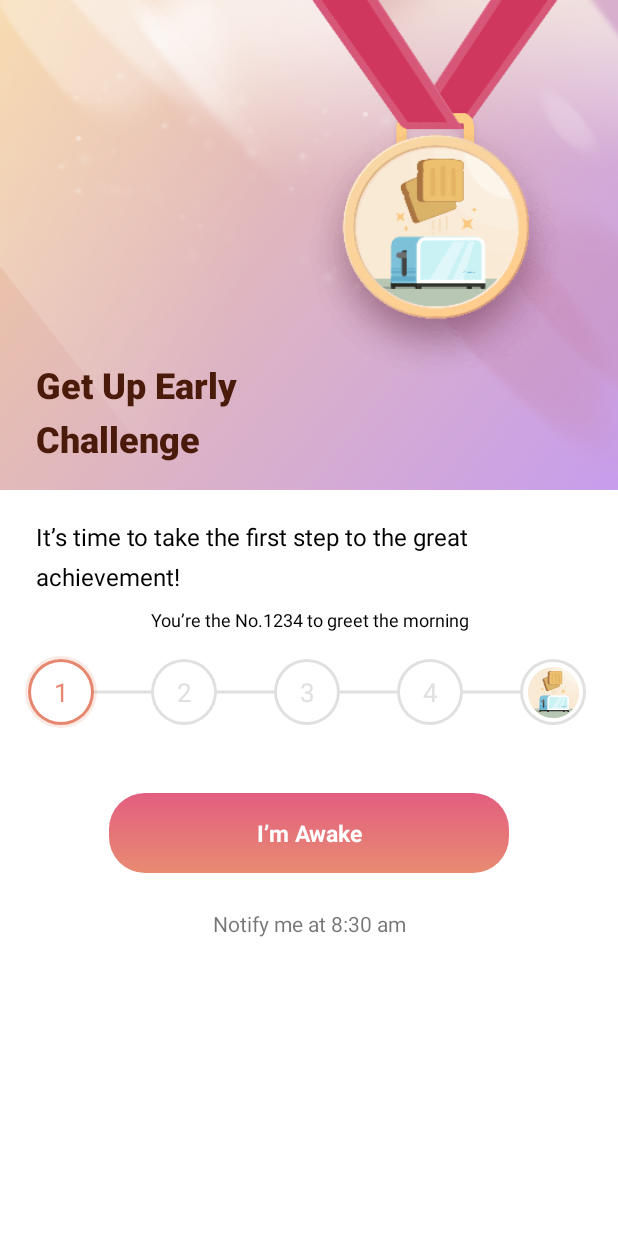
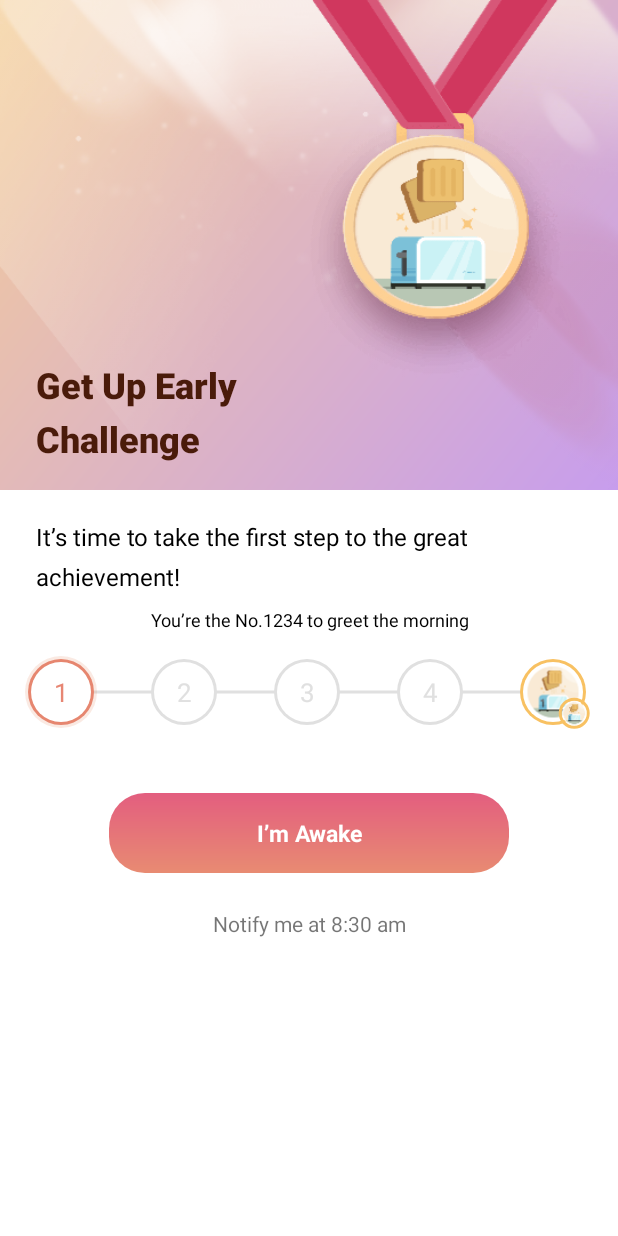
Before and after one commit to chenyi2013/clockin, an Android app: the ClockInDetailActivity screen opened directly, with no data from a screen before it, on a phone screen of 412 x 824 dp. Run offline under Robolectric (Android 15) with nearby library versions, the phone set to English and light mode, and no system bars.

Commit message:
完善ClockInView

```diff
--- a/app/src/main/java/step/tracker/stepcounter/walking/clockin/ClockInDialog.kt
+++ b/app/src/main/java/step/tracker/stepcounter/walking/clockin/ClockInDialog.kt
@@ -13,7 +13,7 @@ class ClockInDialog : Dialog {
 
     constructor(context: Context?, themeResId: Int) : super(context, themeResId) {
         setContentView(R.layout.dialog_clock_in)
-        clock_in_view.setClockInCompletedCount(4)
+        clock_in_view.setClockInCompletedCount(2)
 
     }
 
--- a/app/src/main/java/step/tracker/stepcounter/walking/clockin/ClockInView.kt
+++ b/app/src/main/java/step/tracker/stepcounter/walking/clockin/ClockInView.kt
@@ -19,7 +19,8 @@ class ClockInView : View {
     private val textPaint: Paint = Paint()
     private val linePaint: Paint = Paint()
 
-    private var bitmap: Bitmap? = null
+    private var achievementBitmap: Bitmap? = null
+    private var achievementSmallBitmap: Bitmap? = null
     private var animation: ValueAnimator? = null
 
     private var selectRadius: Float = 0f
@@ -27,11 +28,16 @@ class ClockInView : View {
     private var scaleFactor: Float = 1f
     private var animationCircleRadiu: Float = 0f
     private var strokeWidth: Float = 5f
+    private var smallBitmapSize: Float = 15f
+    private var smalBitmapBgCircleRadiu = 17f
+    private var bitmapSize: Float = 19f
+    private var currentAnimatorValue = 1f
 
     private var clockInIndex: Int = 0
     private var clockInCompletedCount: Int = 0
     private var clockInTotalCount: Int = 5
     private var completedColor: Int = Color.RED
+    private var unCompleteColor: Int = Color.BLACK
 
     private var isClockInAnimation: Boolean = false
     private var isCompletedTodayClockIn = false
@@ -74,13 +80,16 @@ class ClockInView : View {
     }
 
     private fun startAnimation() {
-        animation = ObjectAnimator.ofFloat(1.2f, 1.4f)
+        animation = ObjectAnimator.ofFloat(1.2f, 1.5f)
         animation?.duration = 1000
         animation?.repeatMode = ValueAnimator.REVERSE
         animation?.repeatCount = ValueAnimator.INFINITE
         animation?.addUpdateListener {
             if (it.animatedValue is Float) {
-                animationCircleRadiu = it.animatedValue as Float * ScreenUtil.dip2px(context, 20f).toFloat()
+
+                currentAnimatorValue = it.animatedValue as Float
+                animationCircleRadiu = currentAnimatorValue * ScreenUtil.dip2px(context, 20f).toFloat()
+
                 invalidate()
             }
 
@@ -132,10 +141,20 @@ class ClockInView : View {
 
 
         completedColor = Color.parseColor("#e78673")
+        unCompleteColor = Color.parseColor("#e0e0e0")
 
+        bitmapSize = ScreenUtil.dip2px(context, 38f).toFloat()
         var icon: Bitmap = BitmapFactory.decodeResource(resources, R.drawable.ic_steps_per_day_1)
         if (icon != null && !icon.isRecycled) {
-            bitmap = Bitmap.createScaledBitmap(icon, ScreenUtil.dip2px(context, 38f), ScreenUtil.dip2px(context, 38f), true)
+            achievementBitmap = Bitmap.createScaledBitmap(icon, bitmapSize.toInt(), bitmapSize.toInt(), true)
+        }
+
+
+        smallBitmapSize = ScreenUtil.dip2px(context, 16f).toFloat()
+        smalBitmapBgCircleRadiu = ScreenUtil.dip2px(context, 9f).toFloat()
+        var smailIcon: Bitmap = BitmapFactory.decodeResource(resources, R.drawable.ic_steps_per_day_1)
+        if (smailIcon != null && !smailIcon.isRecycled) {
+            achievementSmallBitmap = Bitmap.createScaledBitmap(icon, smallBitmapSize.toInt(), smallBitmapSize.toInt(), true)
         }
 
         selectRadius = ScreenUtil.dip2px(context, 20f).toFloat()
@@ -200,7 +219,7 @@ class ClockInView : View {
     private fun startScaleDownAnimation(context: Context) {
 
         this.animation?.cancel()
-        val animation: ValueAnimator = ObjectAnimator.ofFloat(1.2f, 1.6f, 0f)
+        val animation: ValueAnimator = ObjectAnimator.ofFloat(currentAnimatorValue, 1.8f, 0f)
 
         animation.duration = 2000
         animation.repeatCount = 0
@@ -306,17 +325,38 @@ class ClockInView : View {
     private fun drawLastBitmapPoint(index: Int, canvas: Canvas?, startX: Float) {
         if (index == clockInTotalCount - 1) {
 
-            var ringWidth: Int = height / 2 - ScreenUtil.dip2px(context, 38f) / 2
+            var ringWidth: Float = height / 2 - bitmapSize / 2
 
             if (!(isClockInAnimation || isCompletedTodayClockIn) && clockInIndex == index) {
 
-                imgMatrix.setScale(scaleFactor, scaleFactor, (ScreenUtil.dip2px(context, 38f) / 2).toFloat(), (ScreenUtil.dip2px(context, 38f) / 2).toFloat())
-                canvas?.save()
-                canvas?.translate(startX - ScreenUtil.dip2px(context, 38f) / 2, ringWidth.toFloat())
-                canvas?.drawBitmap(bitmap, imgMatrix, circlePaint)
-                canvas?.restore()
+                achievementBitmap?.let {
+                    if (!it.isRecycled) {
+                        imgMatrix.setScale(scaleFactor, scaleFactor, (bitmapSize / 2), (bitmapSize / 2))
+                        canvas?.save()
+                        canvas?.translate(startX - bitmapSize / 2, ringWidth)
+                        canvas?.drawBitmap(achievementBitmap, imgMatrix, circlePaint)
+                        canvas?.restore()
+                    }
+                }
+
             } else if (clockInIndex != index) {
-                canvas?.drawBitmap(bitmap, startX - ScreenUtil.dip2px(context, 38f) / 2, ringWidth.toFloat(), circlePaint)
+
+                achievementBitmap?.let {
+                    if (!it.isRecycled) {
+                        canvas?.drawBitmap(achievementBitmap, startX - bitmapSize / 2, ringWidth, circlePaint)
+                    }
+                }
+
+                achievementSmallBitmap?.let {
+                    if (!it.isRecycled) {
+                        val dx: Float = (startX + radius * Math.cos(Math.toRadians(45.0))).toFloat()
+                        val dy: Float = (height / 2 + radius * Math.sin(Math.toRadians(45.0))).toFloat()
+                        canvas?.drawCircle(dx, dy, smalBitmapBgCircleRadiu, circlePaint)
+                        canvas?.drawBitmap(achievementSmallBitmap, dx - smallBitmapSize / 2, dy - smallBitmapSize / 2, circlePaint)
+                    }
+                }
+
+
             }
 
         }
@@ -349,12 +389,12 @@ class ClockInView : View {
         }
     }
 
-    private fun drawCircles(canvas: Canvas?, startX: Float, i: Int, avgWidth: Int) {
+    private fun drawCircles(canvas: Canvas?, startX: Float, index: Int, avgWidth: Int) {
         canvas?.drawCircle(startX, (height / 2).toFloat(), radius + strokeWidth, fillCirclePaint)
 
 
         fillCirclePaint.color = Color.WHITE
-        if (i == clockInIndex) {
+        if (index == clockInIndex) {
 
             if (!isCompletedTodayClockIn) {
                 canvas?.drawCircle(((avgWidth / 2) + avgWidth * clockInIndex).toFloat(), (height / 2).toFloat(), animationCircleRadiu, animationCirclePaint)
@@ -368,6 +408,7 @@ class ClockInView : View {
     }
 
     private fun setPaintColor(index: Int) {
+
         if (index <= clockInCompletedCount) {
             fillCirclePaint.color = completedColor
             circlePaint.color = completedColor
@@ -375,14 +416,20 @@ class ClockInView : View {
             linePaint.color = completedColor
 
         } else {
-            circlePaint.color = Color.parseColor("#e0e0e0")
-            fillCirclePaint.color = Color.parseColor("#e0e0e0")
-            textPaint.color = Color.parseColor("#e0e0e0")
-            linePaint.color = Color.parseColor("#e0e0e0")
+            circlePaint.color = unCompleteColor
+            fillCirclePaint.color = unCompleteColor
+            textPaint.color = unCompleteColor
+            linePaint.color = unCompleteColor
         }
 
         if (index == clockInIndex) {
-            linePaint.color = Color.parseColor("#e0e0e0")
+            linePaint.color = unCompleteColor
         }
+
+        if (index == clockInTotalCount - 1 && clockInIndex != clockInTotalCount - 1) {
+            fillCirclePaint.color = Color.parseColor("#f8c162")
+            circlePaint.color = Color.parseColor("#f8c162")
+        }
+
     }
 }
```
